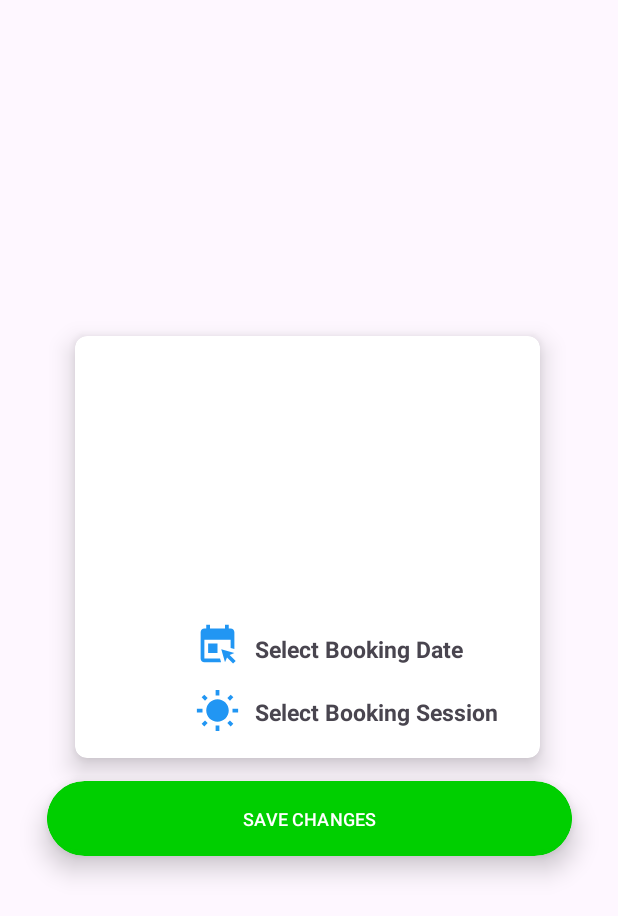
After one commit to qwerEnter/CarWashy_Customer, an Android app: the ReBookPage screen opened directly, with no data from a screen before it, on a phone screen of 412 x 824 dp. The commit adds this screen. Shown: the top 916 px of the screen. Run offline under Robolectric (Android 15) with nearby library versions, the phone set to English and light mode, and no system bars.

Commit message:
update on booking status rebook button

```diff
--- a/app/src/main/AndroidManifest.xml
+++ b/app/src/main/AndroidManifest.xml
@@ -15,6 +15,9 @@
         android:supportsRtl="true"
         android:theme="@style/Theme.CarWashy"
         tools:targetApi="31">
+        <activity
+            android:name=".UI.ReBookPage"
+            android:exported="false" />
         <activity
             android:name=".UI.ReceiptPage"
             android:exported="false" />
--- a/app/src/main/java/com/example/carwashy/Adapter/BookingStatusAdapter.java
+++ b/app/src/main/java/com/example/carwashy/Adapter/BookingStatusAdapter.java
@@ -16,6 +16,7 @@ import androidx.recyclerview.widget.RecyclerView;
 
 import com.example.carwashy.Model.BookingInfo;
 import com.example.carwashy.R;
+import com.example.carwashy.UI.ReBookPage;
 import com.example.carwashy.UI.ReceiptPage;
 import com.google.firebase.database.DataSnapshot;
 import com.google.firebase.database.DatabaseError;
@@ -40,7 +41,6 @@ public class BookingStatusAdapter extends RecyclerView.Adapter<BookingStatusAdap
         View view = LayoutInflater.from(parent.getContext()).inflate(R.layout.bookingstatus_item, parent, false);
         return new ViewHolder(view, parent.getContext());
     }
-
     @Override
     public void onBindViewHolder(@NonNull ViewHolder holder, int position) {
 
@@ -100,14 +100,14 @@ public class BookingStatusAdapter extends RecyclerView.Adapter<BookingStatusAdap
     public int getItemCount() {
         return bookingstatusList.size();
     }
+
+
+
     public class ViewHolder extends RecyclerView.ViewHolder {
-
         TextView noplate, status, bookingdate,timestart,timefinish;
         private Context context;
         CardView cardViewWaze,cardViewValet;
-
         Button buttonPay,buttonCancel,buttonView,buttonDelete, buttonRebook;
-
         DatabaseReference databaseReference; // Add this reference
 
 
@@ -123,22 +123,17 @@ public class BookingStatusAdapter extends RecyclerView.Adapter<BookingStatusAdap
 
             databaseReference = FirebaseDatabase.getInstance().getReference("BookingInfo"); // Replace with your actual database path
 
-
             // Initialize the button reference
             buttonPay = itemView.findViewById(R.id.buttonpay);
             buttonRebook = itemView.findViewById(R.id.buttonrebook);
             buttonView = itemView.findViewById(R.id.buttonview);
             buttonCancel = itemView.findViewById(R.id.buttoncancel);
             buttonDelete = itemView.findViewById(R.id.buttondelete);
-            // Set OnClickListener for the "Pay" button
+
             buttonPay.setOnClickListener(view -> {
-                // Handle the "Pay" button click event here
-                // You can start the ReceiptPage activity or perform any other action
-                // For example, start the ReceiptPage activity:
                 Intent intent = new Intent(context, ReceiptPage.class);
                 context.startActivity(intent);
             });
-
             buttonCancel.setOnClickListener(view -> {
                 int adapterPosition = getAdapterPosition();
                 if (adapterPosition != RecyclerView.NO_POSITION && adapterPosition < bookingstatusList.size()) {
@@ -208,13 +203,12 @@ public class BookingStatusAdapter extends RecyclerView.Adapter<BookingStatusAdap
                     }
                 }
             });
-
-
-
-
+            buttonRebook.setOnClickListener(view -> {
+                Intent intent = new Intent(context, ReBookPage.class);
+                context.startActivity(intent);
+            });
         }
     }
-
 
     private boolean isValetNone(BookingInfo bookingInfo) {
         return bookingInfo != null && "-".equals(bookingInfo.getValet());
--- a/app/src/main/java/com/example/carwashy/UI/BookingPage.java
+++ b/app/src/main/java/com/example/carwashy/UI/BookingPage.java
@@ -162,7 +162,6 @@ public class BookingPage extends AppCompatActivity implements DatePickerDialog.O
             addedServicesAdapter.notifyDataSetChanged();
         }
     }
-
     private void retrieveDataFromSharedPreferencesD() {
         SharedPreferences preferencesD = getSharedPreferences("ServicePageDataD", Context.MODE_PRIVATE);
 
@@ -213,8 +212,6 @@ public class BookingPage extends AppCompatActivity implements DatePickerDialog.O
         String bookingId = bookingRef.push().getKey();
         bookingRef.child(bookingId).setValue(bookingInfo);
     }
-
-
     private void clearSharedPreferences(String sharedPreferencesName) {
         SharedPreferences sharedPreferences = getSharedPreferences(sharedPreferencesName, Context.MODE_PRIVATE);
         SharedPreferences.Editor editor = sharedPreferences.edit();
--- /dev/null
+++ b/app/src/main/java/com/example/carwashy/UI/ReBookPage.java
@@ -0,0 +1,59 @@
+package com.example.carwashy.UI;
+
+import android.app.DatePickerDialog;
+import android.os.Bundle;
+import android.widget.Button;
+import android.widget.DatePicker;
+import android.widget.TextView;
+
+import androidx.appcompat.app.AppCompatActivity;
+import androidx.fragment.app.DialogFragment;
+
+import com.example.carwashy.Fragment.DatePickerFragment;
+import com.example.carwashy.Fragment.SessionDialogFragment;
+import com.example.carwashy.R;
+
+import java.text.DateFormat;
+import java.util.Calendar;
+
+public class ReBookPage extends AppCompatActivity  implements DatePickerDialog.OnDateSetListener, SessionDialogFragment.SessionDialogListener{
+
+    @Override
+    protected void onCreate(Bundle savedInstanceState) {
+        super.onCreate(savedInstanceState);
+        setContentView(R.layout.re_book_page);
+
+        Button bookingdate = findViewById(R.id.bookingdate);
+        bookingdate.setOnClickListener(v -> {
+            DialogFragment datePicker = new DatePickerFragment();
+            datePicker.show(getSupportFragmentManager(), "date picker");
+        });
+
+        Button bookingsession = findViewById(R.id.bookingsession);
+        bookingsession.setOnClickListener(v -> showSessionDialog());
+
+    }
+
+    @Override
+    public void onDateSet(DatePicker view, int year, int month, int dayOfMonth) {
+        Calendar c = Calendar.getInstance();
+        c.set(Calendar.YEAR, year);
+        c.set(Calendar.MONTH, month);
+        c.set(Calendar.DAY_OF_MONTH, dayOfMonth);
+        String currentDateString = DateFormat.getDateInstance(DateFormat.FULL).format(c.getTime());
+
+        TextView textdate = findViewById(R.id.textdate);
+        textdate.setText(currentDateString);
+    }
+
+    private void showSessionDialog() {
+        SessionDialogFragment dialogFragment = new SessionDialogFragment();
+        dialogFragment.show(getSupportFragmentManager(), "SessionDialogFragment");
+    }
+    @Override
+    public void onSessionSelected(String session) {
+        TextView textsession = findViewById(R.id.textsession);
+        textsession.setText(session);
+    }
+
+}
--- /dev/null
+++ b/app/src/main/res/layout/re_book_page.xml
@@ -0,0 +1,93 @@
+<?xml version="1.0" encoding="utf-8"?>
+<androidx.constraintlayout.widget.ConstraintLayout xmlns:android="http://schemas.android.com/apk/res/android"
+    xmlns:app="http://schemas.android.com/apk/res-auto"
+    xmlns:tools="http://schemas.android.com/tools"
+    android:layout_width="match_parent"
+    android:layout_height="match_parent"
+    tools:context=".UI.ReBookPage">
+
+    <androidx.cardview.widget.CardView
+        android:id="@+id/cardView"
+        android:layout_width="wrap_content"
+        android:layout_height="wrap_content"
+        android:layout_marginTop="224dp"
+        app:cardCornerRadius="8dp"
+        app:cardElevation="10dp"
+        app:layout_constraintEnd_toEndOf="parent"
+        app:layout_constraintHorizontal_bias="0.491"
+        app:layout_constraintStart_toStartOf="parent"
+        app:layout_constraintTop_toTopOf="parent">
+
+
+        <Button
+            android:id="@+id/bookingdate"
+            android:layout_width="30dp"
+            android:layout_height="30dp"
+            android:layout_gravity="top"
+            android:layout_marginLeft="80dp"
+            android:layout_marginTop="190dp"
+            android:background="@drawable/baseline_book_online_24"
+            android:text="Open Date Picker"
+            app:layout_constraintHorizontal_bias="0.489" />
+
+        <Button
+            android:id="@+id/bookingsession"
+            android:layout_width="30dp"
+            android:layout_height="30dp"
+            android:layout_gravity="top"
+            android:layout_marginLeft="80dp"
+            android:layout_marginTop="235dp"
+            android:background="@drawable/baseline_wb_sunny_24"
+            android:text="Open Date Picker"
+            app:layout_constraintHorizontal_bias="0.489" />
+
+        <TextView
+            android:id="@+id/textdate"
+            android:layout_width="190dp"
+            android:layout_height="wrap_content"
+            android:layout_marginStart="120dp"
+            android:layout_marginTop="198dp"
+            android:layout_marginBottom="20dp"
+            android:text="Select Booking Date"
+            android:textSize="15dp"
+            android:textStyle="bold" />
+
+        <TextView
+            android:id="@+id/textsession"
+            android:layout_width="190dp"
+            android:layout_height="wrap_content"
+            android:layout_marginStart="120dp"
+            android:layout_marginTop="240dp"
+            android:layout_marginBottom="20dp"
+            android:text="Select Booking Session"
+            android:textSize="15dp"
+            android:textStyle="bold" />
+
+
+    </androidx.cardview.widget.CardView>
+
+    <androidx.cardview.widget.CardView
+        android:id="@+id/cardView1"
+        android:layout_width="350dp"
+        android:layout_height="50dp"
+        android:layout_marginTop="15dp"
+        android:layout_marginBottom="160dp"
+        app:cardBackgroundColor="@color/white"
+        app:cardCornerRadius="200dp"
+        app:cardElevation="10dp"
+        android:backgroundTint="#00CF00"
+        app:layout_constraintEnd_toEndOf="parent"
+        app:layout_constraintStart_toStartOf="parent"
+        app:layout_constraintTop_toBottomOf="@+id/cardView">
+        <Button
+            android:id="@+id/buttonbook"
+            android:layout_width="350dp"
+            android:layout_height="match_parent"
+            android:layout_gravity="center"
+            android:backgroundTint="#00CF00"
+            android:text="SAVE CHANGES"
+            android:textColor="@color/white"
+            android:textSize="12dp" />
+    </androidx.cardview.widget.CardView>
+
+</androidx.constraintlayout.widget.ConstraintLayout>
```
